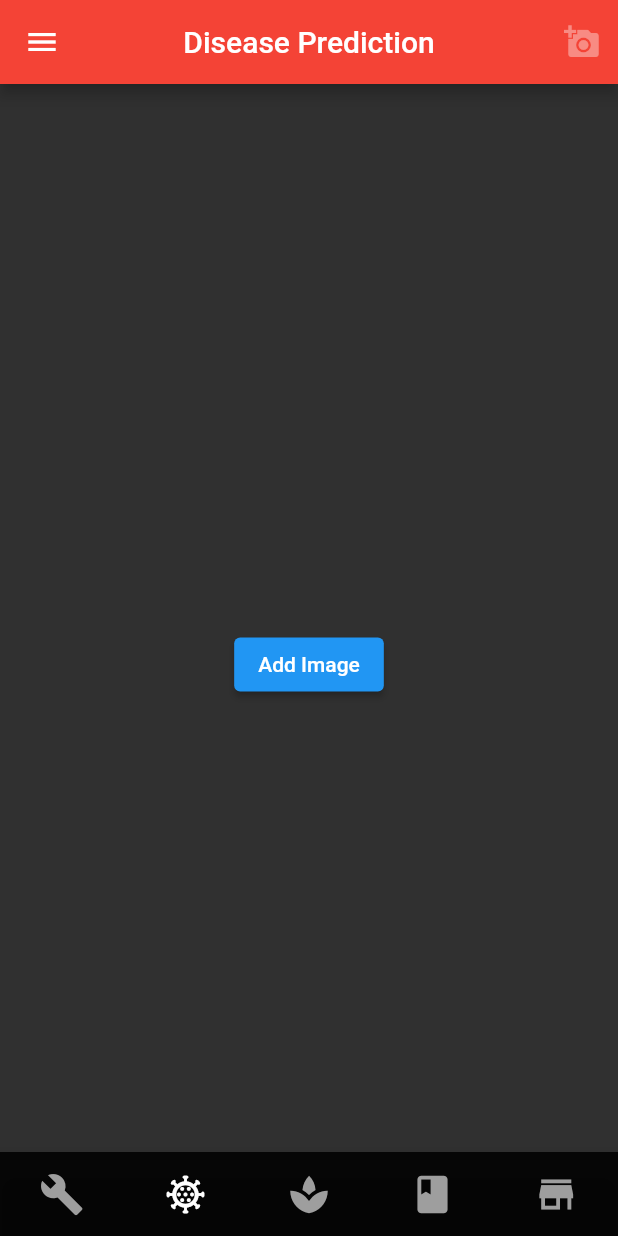
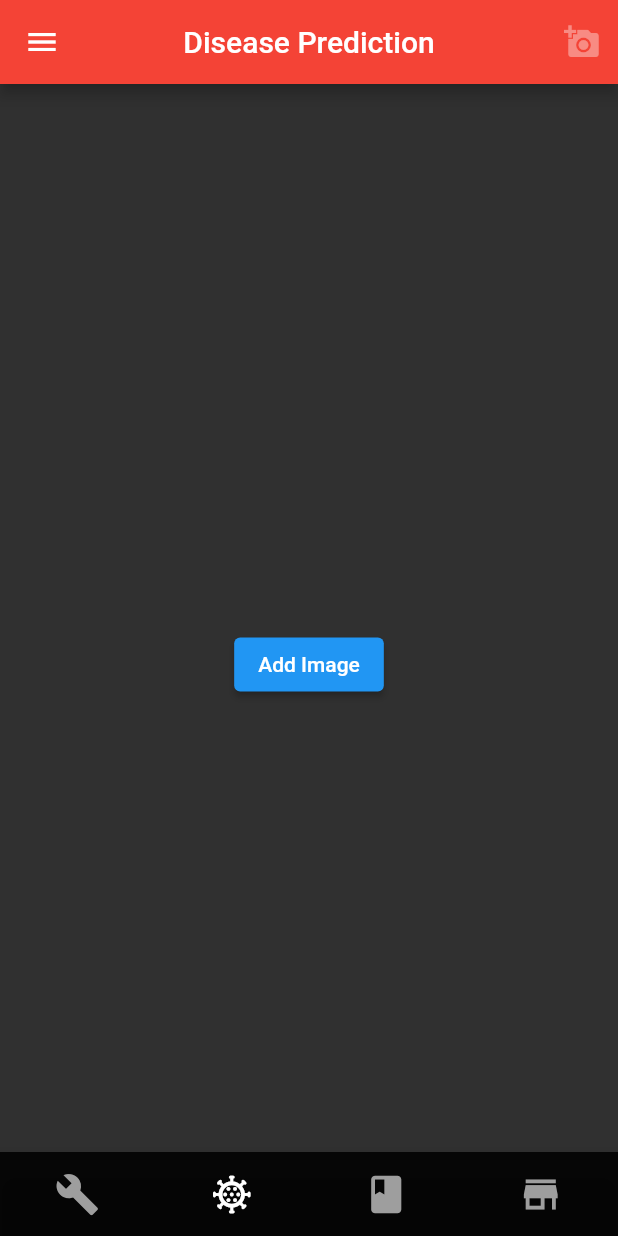
Before and after one commit to helewrer3/agro_app, a Flutter app: the BaseScreen screen opened by its route, item 2 of the bottom bar chosen, on a phone screen of 412 x 824 dp. Run offline on Flutter 3.47's test engine with Material 2 defaults, Android fonts, the light colour scheme and no system bars; drawn by our look-alikes of custom_navigation_bar; our stand-ins replace custom_radio_grouped_button, flutter_secure_storage, geolocator, image_picker, weather; missing offline and left inert: flutter_appauth, tflite; accounts and stored records are empty; network calls fail.

Commit message:
Final App

```diff
--- a/lib/main.dart
+++ b/lib/main.dart
@@ -6,7 +6,7 @@ import 'package:agro_app/screens/news_screen.dart';
 import 'package:agro_app/screens/splash_screen.dart';
 import 'package:agro_app/screens/tools_screen.dart';
 import 'package:agro_app/screens/weather_screen.dart';
-import 'package:agro_app/screens/yield_screen.dart';
+// import 'package:agro_app/screens/yield_screen.dart';
 import 'package:flutter/material.dart';
 
 void main() {
@@ -30,7 +30,7 @@ class MyApp extends StatelessWidget {
         NewsScreen.routeName: (ctx) => const NewsScreen(),
         WeatherScreen.routeName: (ctx) => const WeatherScreen(),
         ToolsScreen.routeName: (ctx) => const ToolsScreen(),
-        YieldScreen.routeName: (ctx) => const YieldScreen(),
+        // YieldScreen.routeName: (ctx) => const YieldScreen(),
         AddProductScreen.routeName: (ctx) => AddProductScreen()
       },
     );
--- a/lib/meta/global_vars.dart
+++ b/lib/meta/global_vars.dart
@@ -25,16 +25,16 @@ var screenMeta = {
       return const IconButton(icon: Icon(Icons.add_a_photo), onPressed: null);
     },
   },
+  // 2: {
+  //   TITLE: YIELD_PREDICTION,
+  //   NAVBAR_NAME: YIELD,
+  //   NAVBAR_ICON: Icons.spa,
+  //   APPBAR_COLOR: Colors.purple,
+  //   APPBAR_ACTIVE_ACTION_WIDGET: (BuildContext ctx) {
+  //     return const Text(NONE_TEXT);
+  //   },
+  // },
   2: {
-    TITLE: YIELD_PREDICTION,
-    NAVBAR_NAME: YIELD,
-    NAVBAR_ICON: Icons.spa,
-    APPBAR_COLOR: Colors.purple,
-    APPBAR_ACTIVE_ACTION_WIDGET: (BuildContext ctx) {
-      return const Text(NONE_TEXT);
-    },
-  },
-  3: {
     TITLE: NEWS,
     NAVBAR_NAME: NEWS,
     APPBAR_COLOR: Colors.black,
@@ -47,7 +47,7 @@ var screenMeta = {
           });
     },
   },
-  4: {
+  3: {
     TITLE: MARKETPLACE,
     NAVBAR_NAME: MARKETPLACE,
     NAVBAR_ICON: Icons.store,
--- a/lib/screens/base_screen.dart
+++ b/lib/screens/base_screen.dart
@@ -33,7 +33,7 @@ class _BaseScreenState extends State<BaseScreen> {
     _screenList = [
       const ToolsScreen(),
       const DiseaseScreen(),
-      const YieldScreen(),
+      // const YieldScreen(),
       const NewsScreen(),
       const MarketplaceScreen()
     ];
--- a/lib/screens/disease_screen.dart
+++ b/lib/screens/disease_screen.dart
@@ -47,7 +47,7 @@ class _DiseaseScreenState extends State<DiseaseScreen> {
   Future _recognizeImage(File image) async {
     List? recognitions = await Tflite.runModelOnImage(
       path: image.path,
-      numResults: 6,
+      numResults: 1,
       threshold: 0.05,
       imageMean: 127.5,
       imageStd: 127.5,
@@ -60,7 +60,7 @@ class _DiseaseScreenState extends State<DiseaseScreen> {
 
   Future<void> _predictImagePickerCamera(BuildContext context) async {
     XFile? tempImage =
-        (await ImagePicker().pickImage(source: ImageSource.camera));
+        (await ImagePicker().pickImage(source: ImageSource.camera, maxHeight: 256, maxWidth: 256));
     if (tempImage == null) {
       return;
     } else {
@@ -75,7 +75,7 @@ class _DiseaseScreenState extends State<DiseaseScreen> {
 
   Future<void> _predictImagePickerGallery(BuildContext context) async {
     XFile? tempImage =
-        (await ImagePicker().pickImage(source: ImageSource.gallery));
+        (await ImagePicker().pickImage(source: ImageSource.gallery,  maxHeight: 256, maxWidth: 256));
     if (tempImage == null) {
       return;
     } else {
@@ -164,16 +164,16 @@ class _DiseaseScreenState extends State<DiseaseScreen> {
       ),
     ));
 
-    if (_image != null) {
-      stackChildren.add(Positioned(
-        right: 0,
-        left: 0,
-        top: MediaQuery.of(context).size.height / 1.80,
-        child: Padding(
-            padding: const EdgeInsets.all(10),
-            child: Text("Cure\n${demoDiseases[_diseaseName]}")),
-      ));
-    }
+    // if (_image != null) {
+    //   stackChildren.add(Positioned(
+    //     right: 0,
+    //     left: 0,
+    //     top: MediaQuery.of(context).size.height / 1.80,
+    //     child: Padding(
+    //         padding: const EdgeInsets.all(10),
+    //         child: Text("Cure\n${demoDiseases[_diseaseName]}")),
+    //   ));
+    // }
 
     if (_busy) {
       stackChildren.add(const Opacity(
--- a/pubspec.yaml
+++ b/pubspec.yaml
@@ -77,7 +77,7 @@ flutter:
   # To add assets to your application, add an assets section, like this:
   # assets:
   #   - images/a_dot_burr.jpeg
-  #   - images/a_dot_ham.jpeg
+  #   - images/a_dot_ham.jpegredin56148@probdd.com
 
   # An image asset can refer to one or more resolution-specific "variants", see
   # https://flutter.dev/assets-and-images/#resolution-aware
```
Also changed, not shown: assets/label.txt (+26 -0 lines), lib/meta/constants.dart (+4 -3 lines), lib/screens/news_screen.dart (+7 -1 lines), 2 other files.
